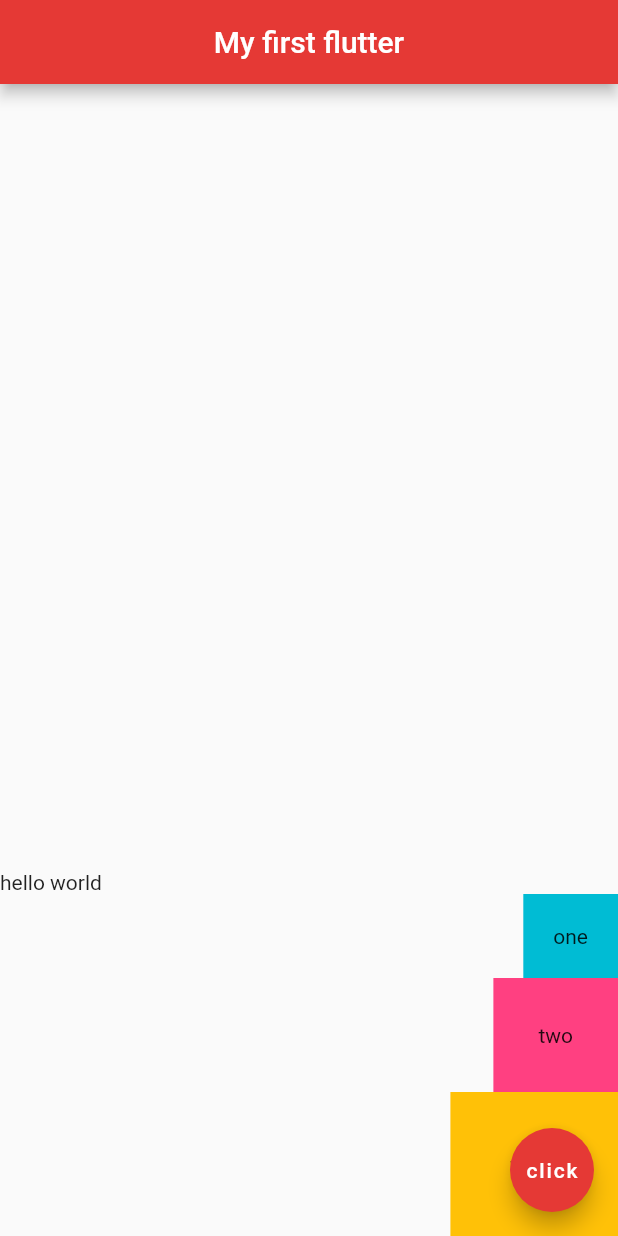
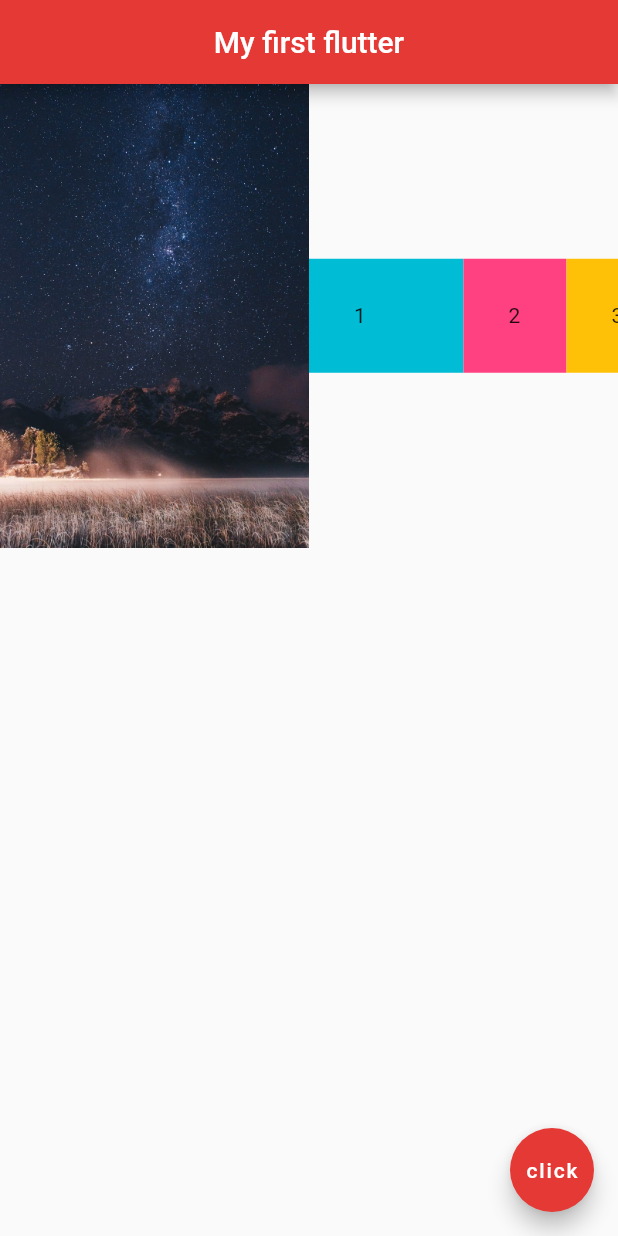
Before and after one commit to TheElectricBlender/hello_flutter, a Flutter app: the screen it shows after launch, on a phone screen of 412 x 824 dp. Run offline on Flutter 3.47's test engine with Material 2 defaults, Android fonts, the phone set to English and light mode, and no system bars.

Commit message:
Expand widget and flex

```diff
--- a/lib/main.dart
+++ b/lib/main.dart
@@ -1,3 +1,4 @@
+import 'package:flutter/cupertino.dart';
 import 'package:flutter/material.dart';
 
 void main() => runApp(MaterialApp(
@@ -13,31 +14,36 @@ class Home extends StatelessWidget {
         centerTitle: true,
         backgroundColor: Colors.red[600],
       ),
-      body: Column(
-        mainAxisAlignment: MainAxisAlignment.end,
-        crossAxisAlignment: CrossAxisAlignment.end,
+      body: Row(
         children: <Widget>[
-          Row(
-            children: <Widget>[
-              Text("hello"),
-              Text(" world"),
-            ],
+          Expanded(
+            flex:6,
+            child: Image.asset('assets/space-1.jpg'),
           ),
-          Container(
-            padding: EdgeInsets.all(20.0),
+          Expanded(
+            flex: 3,
+            child: Container(
+              padding: EdgeInsets.all(30.0),
               color: Colors.cyan,
-            child: Text("one"),
+              child: Text('1'),
             ),
-          Container(
+          ),
+          Expanded(
+            flex: 2,
+            child: Container(
               padding: EdgeInsets.all(30.0),
               color: Colors.pinkAccent,
-            child: Text("two"),
+              child: Text('2'),
             ),
-          Container(
-            padding: EdgeInsets.all(40.0),
+          ),
+          Expanded(
+            flex: 1,
+            child: Container(
+              padding: EdgeInsets.all(30.0),
               color: Colors.amber,
-            child: Text("three"),
+              child: Text('3'),
             ),
+          )
         ],
       ),
       floatingActionButton: FloatingActionButton(
```
Lines whose indentation alone changed are shown as unchanged.
